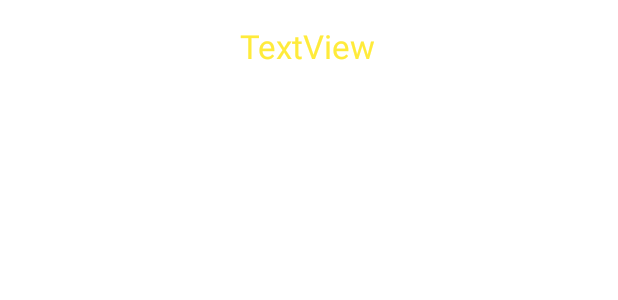
After one commit to UsperX/MAMN01_HelloSensor, an Android app: the layout activity_display_message.xml on its own in the app's theme, with its tools: preview values and no code run, on a phone screen of 412 x 824 dp. The commit adds this screen. Shown: the top 300 px of the screen. Run offline under Robolectric (Android 15) with nearby library versions, the phone set to English and light mode, and no system bars.

Commit message:
Finish android start guide

```diff
--- /dev/null
+++ b/app/src/main/res/layout/activity_display_message.xml
@@ -0,0 +1,21 @@
+<?xml version="1.0" encoding="utf-8"?>
+<androidx.constraintlayout.widget.ConstraintLayout xmlns:android="http://schemas.android.com/apk/res/android"
+    xmlns:app="http://schemas.android.com/apk/res-auto"
+    xmlns:tools="http://schemas.android.com/tools"
+    android:layout_width="match_parent"
+    android:layout_height="match_parent"
+    tools:context=".DisplayMessageActivity">
+
+    <TextView
+        android:id="@+id/textView"
+        android:layout_width="wrap_content"
+        android:layout_height="wrap_content"
+        android:layout_marginTop="16dp"
+        android:text="TextView"
+        android:textAppearance="@style/TextAppearance.AppCompat.Large"
+        android:textColor="#FFEB3B"
+        app:layout_constraintEnd_toEndOf="parent"
+        app:layout_constraintHorizontal_bias="0.498"
+        app:layout_constraintStart_toStartOf="parent"
+        app:layout_constraintTop_toTopOf="parent" />
+</androidx.constraintlayout.widget.ConstraintLayout>
--- a/app/src/main/res/layout/activity_main.xml
+++ b/app/src/main/res/layout/activity_main.xml
@@ -15,6 +15,7 @@
         android:ems="10"
         android:hint="@string/edit_message"
         android:inputType="textPersonName"
+        android:minHeight="48dp"
         app:layout_constraintEnd_toStartOf="@+id/button"
         app:layout_constraintHorizontal_bias="0.5"
         app:layout_constraintStart_toStartOf="parent"
@@ -26,6 +27,7 @@
         android:layout_height="wrap_content"
         android:layout_marginStart="16dp"
         android:layout_marginEnd="16dp"
+        android:onClick="sendMessage"
         android:text="@string/button_send"
         app:layout_constraintBaseline_toBaselineOf="@+id/editTextTextPersonName"
         app:layout_constraintEnd_toEndOf="parent"
```
Also changed, not shown: app/src/main/AndroidManifest.xml (+8 -0 lines), app/src/main/java/com/example/mamn01_hellosensor/DisplayMessageActivity.java (added, +24 -0 lines), app/src/main/java/com/example/mamn01_hellosensor/MainActivity.java (+14 -0 lines).
